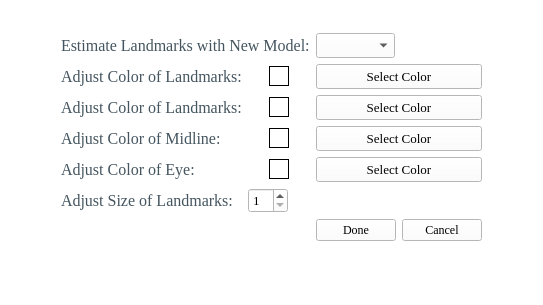
First picture: the form in uis/landmark_settings.ui, repository MEA-Summer/Emotrics_Plus, before the edit.
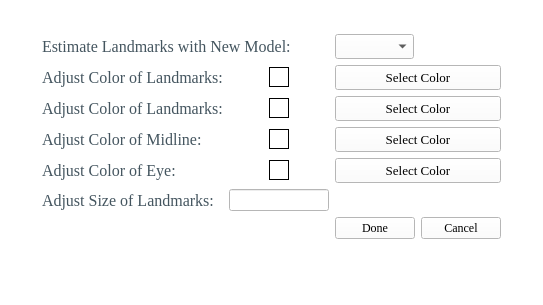
Second picture: the form after the edit. Icons and pictures are not drawn.

```diff
--- a/uis/landmark_settings.ui
+++ b/uis/landmark_settings.ui
@@ -243,34 +243,6 @@
         </property>
        </widget>
       </item>
-      <item row="5" column="2" alignment="Qt::AlignLeft">
-       <widget class="QSpinBox" name="landmarkSizeSpinBox">
-        <property name="minimumSize">
-         <size>
-          <width>0</width>
-          <height>25</height>
-         </size>
-        </property>
-        <property name="maximumSize">
-         <size>
-          <width>16777215</width>
-          <height>25</height>
-         </size>
-        </property>
-        <property name="font">
-         <font>
-          <family>Times New Roman</family>
-          <pointsize>10</pointsize>
-         </font>
-        </property>
-        <property name="styleSheet">
-         <string notr="true">color: rgb(0, 0, 0);</string>
-        </property>
-        <property name="minimum">
-         <number>1</number>
-        </property>
-       </widget>
-      </item>
       <item row="3" column="1">
        <widget class="QLabel" name="label_15">
         <property name="font">
@@ -451,6 +423,9 @@
         </property>
        </spacer>
       </item>
+      <item row="5" column="2">
+       <widget class="QLineEdit" name="landmarkSizeLineEdit"/>
+      </item>
      </layout>
     </item>
    </layout>
```
